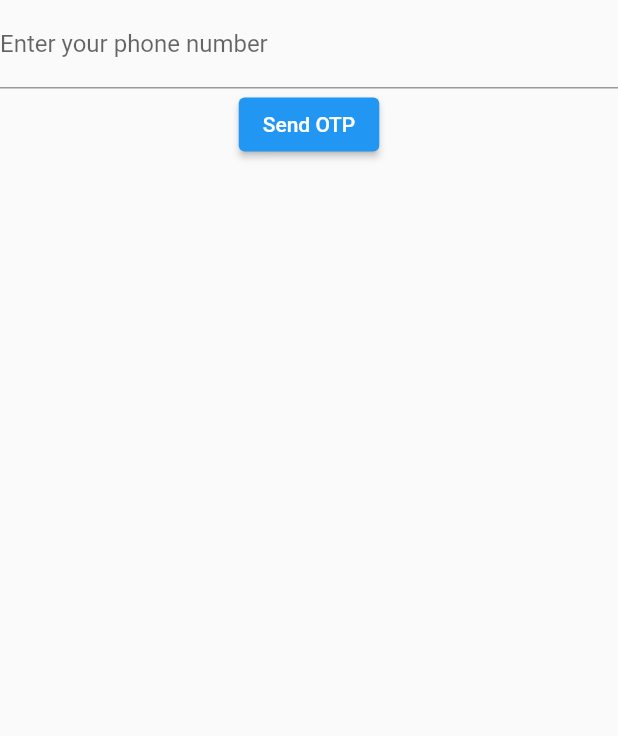
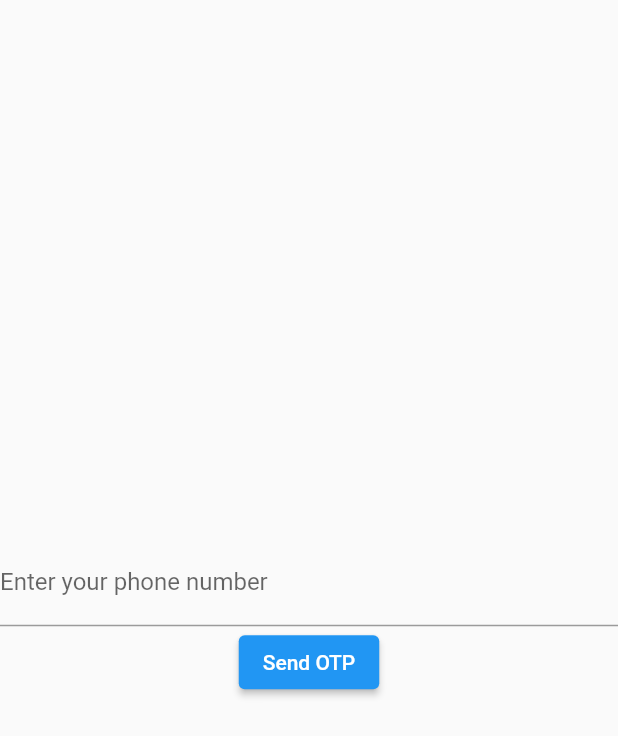
Before and after one commit to onubiswas/samiti-mobileapp, a Flutter app: the screen it shows after launch, on a phone screen of 412 x 824 dp. Shown: the top 736 px of the screen. Run offline on Flutter 3.47's test engine with Material 2 defaults, Android fonts, the phone set to English and light mode, and no system bars; our stand-ins replace shared_preferences.

Commit message:
working version 1

```diff
--- a/lib/main.dart
+++ b/lib/main.dart
@@ -144,10 +144,13 @@
 
   @override
   Widget build(BuildContext context) {
-    return Form(
+    return Scaffold(
+      body: Form(
         child: Stack(
           children: [
-          Column(
+            Center(
+              child: Column(
+                mainAxisAlignment: MainAxisAlignment.center,
                 children: <Widget>[
                   if (_otpSent)
                     IconButton(
@@ -181,11 +184,13 @@
                     ),
                 ],
               ),
+            ),
             if (_isLoading)
               Center(
                 child: CircularProgressIndicator(),
               ),
           ],
+        ),
       ),
     );
   }
```
Lines whose indentation alone changed are shown as unchanged.
